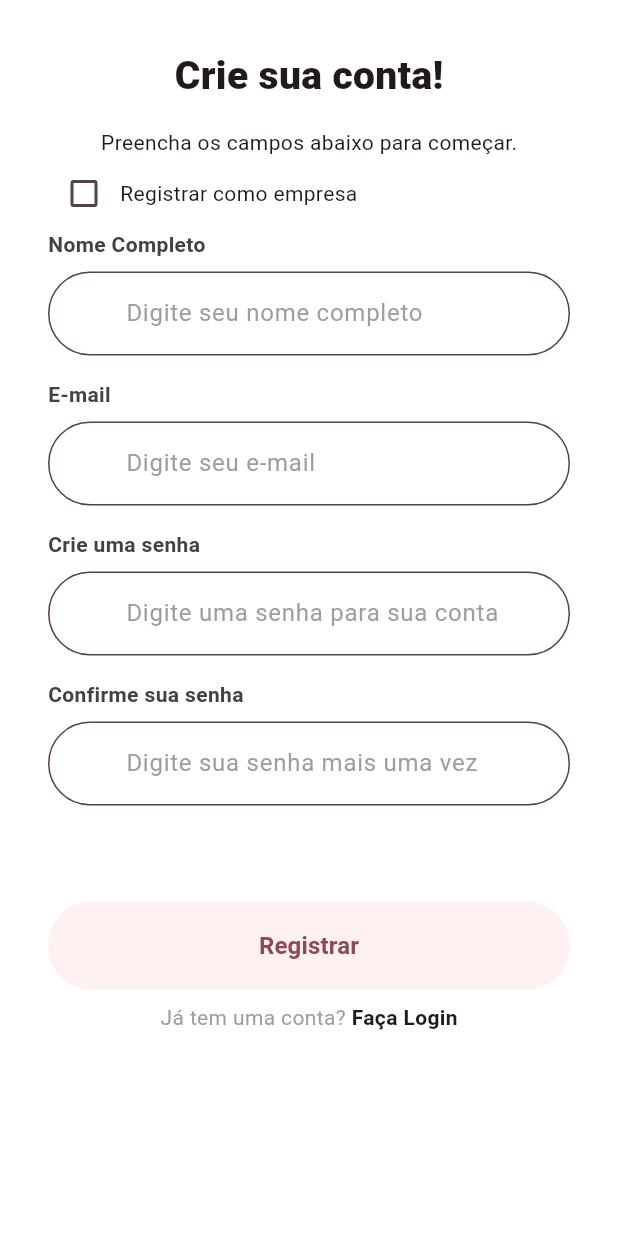
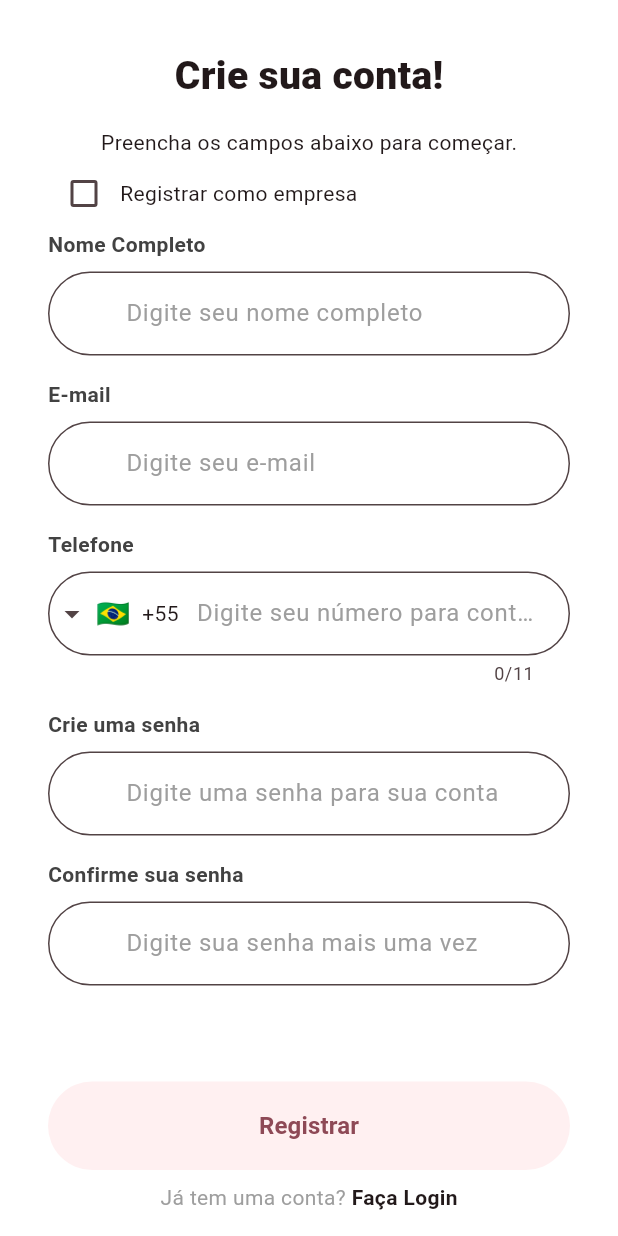
Before and after one commit to Gustanabo/partyup, a Flutter app: the RegisterPage screen opened by its route, on a phone screen of 412 x 824 dp. Run offline on Flutter 3.47's test engine with Material 3 defaults, Android fonts, the phone set to English and light mode, and no system bars; drawn by our look-alikes of intl_phone_field; our stand-ins replace cloud_firestore, firebase_auth, firebase_core, firebase_storage, image_picker, table_calendar; accounts and stored records are empty; network calls fail.

Commit message:
feat: adiciona numero de telefone

```diff
--- a/lib/views/character/character.details.page.dart
+++ b/lib/views/character/character.details.page.dart
@@ -401,6 +401,7 @@ class _CharacterDetailsPageState extends State<CharacterDetailsPage> {
           '';
       final dateText =
           '${selectedDay!.day.toString().padLeft(2, '0')}/${selectedDay!.month.toString().padLeft(2, '0')}/${selectedDay!.year}';
+      final phone = (clientDoc.data()?['numero'] as String);
 
       await FirebaseFirestore.instance.collection('requests').add({
         'companyId': companyId,
@@ -418,6 +419,7 @@ class _CharacterDetailsPageState extends State<CharacterDetailsPage> {
         'notes': notesCtrl.text.trim(),
         'status': 'pending',
         'createdAt': FieldValue.serverTimestamp(),
+        'phone': phone,
       });
 
       if (!mounted) return;
--- a/lib/views/client/client.profile.page.dart
+++ b/lib/views/client/client.profile.page.dart
@@ -39,6 +39,7 @@ class ClientProfilePage extends StatelessWidget {
         final data = s.data?.data() ?? {};
         final nomeCliente = (data['name'] ?? user.displayName ?? '—') as String;
         final email = (data['email'] ?? user.email ?? '—') as String;
+        final numero = (data['numero'] ?? '—') as String;
 
         return SafeArea(
           child: Padding(
@@ -67,6 +68,11 @@ class ClientProfilePage extends StatelessWidget {
                   subtitle: email,
                   icon: Icons.mail,
                 ),
+                ProfileField(
+                  title: 'Telefone',
+                  subtitle: numero,
+                  icon: Icons.phone,
+                ),
                 Button(
                   text: 'Sair',
                   onPressed: () => deslogar(context),
--- a/lib/views/login.page.dart
+++ b/lib/views/login.page.dart
@@ -75,6 +75,7 @@ class _LoginPageState extends State<LoginPage> {
                     fieldHint: 'Digite seu e-mail',
                     icon: Icons.person_outline,
                     obscure: false,
+                    numero: false,
                   ),
                   const SizedBox(height: 16),
                   // Campo de senha
@@ -84,6 +85,7 @@ class _LoginPageState extends State<LoginPage> {
                     fieldHint: 'Digite sua senha',
                     icon: Icons.lock,
                     obscure: true,
+                    numero: false,
                   ),
                 ],
               ),
--- a/lib/views/register.page.dart
+++ b/lib/views/register.page.dart
@@ -1,6 +1,7 @@
 import 'package:cloud_firestore/cloud_firestore.dart';
 import 'package:firebase_auth/firebase_auth.dart';
 import 'package:flutter/material.dart';
+import 'package:partyup/services/phone_converter.dart';
 import 'package:partyup/widgets/button.dart';
 import 'package:partyup/widgets/clickable.text.dart';
 import 'package:partyup/widgets/input.field.dart';
@@ -20,6 +21,7 @@ class _RegisterPageState extends State<RegisterPage> {
   final TextEditingController emailCtrl = TextEditingController();
   final TextEditingController senhaCtrl = TextEditingController();
   final TextEditingController senhaConfCtrl = TextEditingController();
+  final TextEditingController numeroCtrl = TextEditingController();
   bool empresa = false;
   bool isLoading = false;
   void logar(BuildContext context) {
@@ -44,6 +46,7 @@ class _RegisterPageState extends State<RegisterPage> {
           await users.doc(user.uid).set({
             'name': nomeCtrl.text,
             'email': emailCtrl.text,
+            'numero': PhoneConverter().formatarTelefone(numeroCtrl.text),
             'cnpj': cnpjCtrl.text,
             'empresa': 1,
           });
@@ -53,6 +56,7 @@ class _RegisterPageState extends State<RegisterPage> {
           await users.doc(user.uid).set({
             'name': nomeCtrl.text,
             'email': emailCtrl.text,
+            'numero': PhoneConverter().formatarTelefone(numeroCtrl.text),
             'empresa': 0,
           });
           setState(() => isLoading = false);
@@ -104,6 +108,7 @@ class _RegisterPageState extends State<RegisterPage> {
                       ? 'Digite o nome da sua empresa'
                       : 'Digite seu nome completo',
                   obscure: false,
+                  numero: false,
                 ),
                 const SizedBox(height: 16),
                 if (empresa)
@@ -112,6 +117,7 @@ class _RegisterPageState extends State<RegisterPage> {
                     fieldName: 'CNPJ (Opcional)',
                     fieldHint: 'Deixe vazio se for autônomo',
                     obscure: false,
+                    numero: false,
                   ),
                 if (empresa) const SizedBox(height: 16),
                 InputField(
@@ -119,6 +125,15 @@ class _RegisterPageState extends State<RegisterPage> {
                   fieldName: 'E-mail',
                   fieldHint: 'Digite seu e-mail',
                   obscure: false,
+                  numero: false,
+                ),
+                const SizedBox(height: 16),
+                InputField(
+                  ctrl: numeroCtrl,
+                  fieldName: 'Telefone',
+                  fieldHint: 'Digite seu número para contato',
+                  obscure: false,
+                  numero: true,
                 ),
                 const SizedBox(height: 16),
                 InputField(
@@ -126,6 +141,7 @@ class _RegisterPageState extends State<RegisterPage> {
                   fieldName: 'Crie uma senha',
                   fieldHint: 'Digite uma senha para sua conta',
                   obscure: true,
+                  numero: false,
                 ),
                 const SizedBox(height: 16),
                 InputField(
@@ -133,6 +149,7 @@ class _RegisterPageState extends State<RegisterPage> {
                   fieldName: 'Confirme sua senha',
                   fieldHint: 'Digite sua senha mais uma vez',
                   obscure: true,
+                  numero: false,
                 ),
                 const SizedBox(height: 64),
                 Column(
--- a/lib/widgets/input.field.dart
+++ b/lib/widgets/input.field.dart
@@ -1,18 +1,22 @@
 import 'package:flutter/material.dart';
+import 'package:intl_phone_field/intl_phone_field.dart';
 
 class InputField extends StatelessWidget {
-  const InputField(
-      {super.key,
+  const InputField({
+    super.key,
     required this.ctrl,
     required this.fieldName,
     required this.fieldHint,
     this.icon,
-      required this.obscure});
+    required this.numero,
+    required this.obscure,
+  });
   final TextEditingController ctrl;
   final String fieldName;
   final String fieldHint;
   final IconData? icon;
   final bool obscure;
+  final bool numero;
 
   @override
   Widget build(BuildContext context) {
@@ -29,6 +33,7 @@ class InputField extends StatelessWidget {
           ),
         ),
         const SizedBox(height: 8),
+        if (!numero)
           TextField(
             decoration: InputDecoration(
               hintText: fieldHint,
@@ -39,11 +44,33 @@ class InputField extends StatelessWidget {
               ),
               filled: true,
               fillColor: Colors.white,
-            contentPadding:
-                const EdgeInsets.symmetric(vertical: 16, horizontal: 20),
+              contentPadding: const EdgeInsets.symmetric(
+                vertical: 16,
+                horizontal: 20,
+              ),
             ),
             controller: ctrl,
             obscureText: obscure,
+          ),
+        if (numero)
+          IntlPhoneField(
+            decoration: InputDecoration(
+              hintText: fieldHint,
+              hintStyle: const TextStyle(color: Colors.grey),
+              prefixIcon: Icon(icon),
+              border: OutlineInputBorder(
+                borderRadius: BorderRadius.circular(30),
+              ),
+              filled: true,
+              fillColor: Colors.white,
+              contentPadding: const EdgeInsets.symmetric(
+                vertical: 16,
+                horizontal: 20,
+              ),
+            ),
+            initialCountryCode: 'BR',
+            onChanged: (phone) {},
+            controller: ctrl,
           ),
       ],
     );
--- a/pubspec.yaml
+++ b/pubspec.yaml
@@ -14,6 +14,7 @@ dependencies:
   flutter:
     sdk: flutter
   image_picker: ^1.2.1
+  intl_phone_field: ^3.2.0
   table_calendar: ^3.2.0
 
 dev_dependencies:
```
Also changed, not shown: lib/services/phone_converter.dart (added, +11 -0 lines), lib/views/company/company.appointments.details.page.dart (+57 -12 lines), lib/views/company/company.profile.page.dart (+6 -1 lines), lib/views/company/company.request.page.dart (+11 -7 lines), lib/widgets/request.dart (+16 -14 lines). Lines whose indentation alone changed are shown as unchanged.
